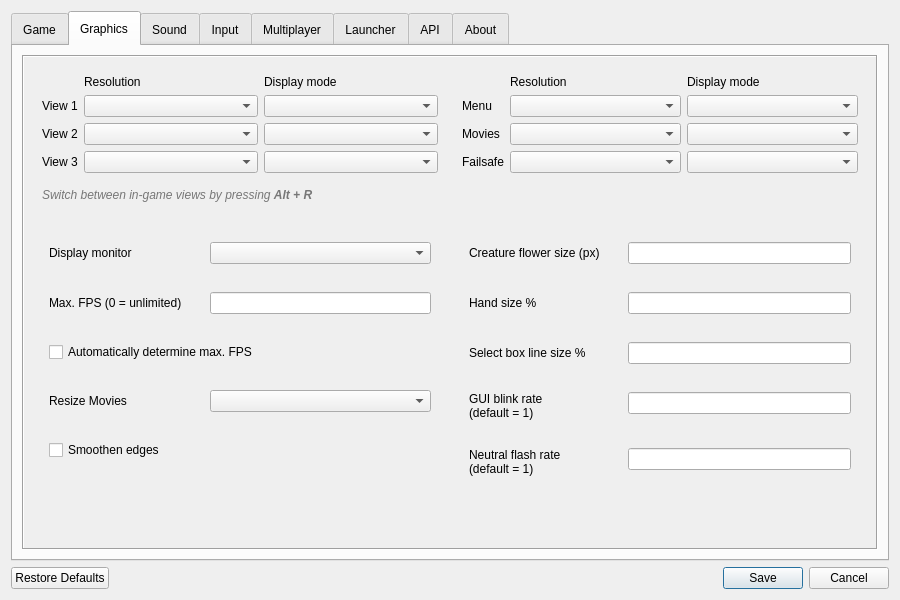
Old version of the form ui/settingsdialog.ui in the repository Alniarez/keeperfx-launcher-qt.
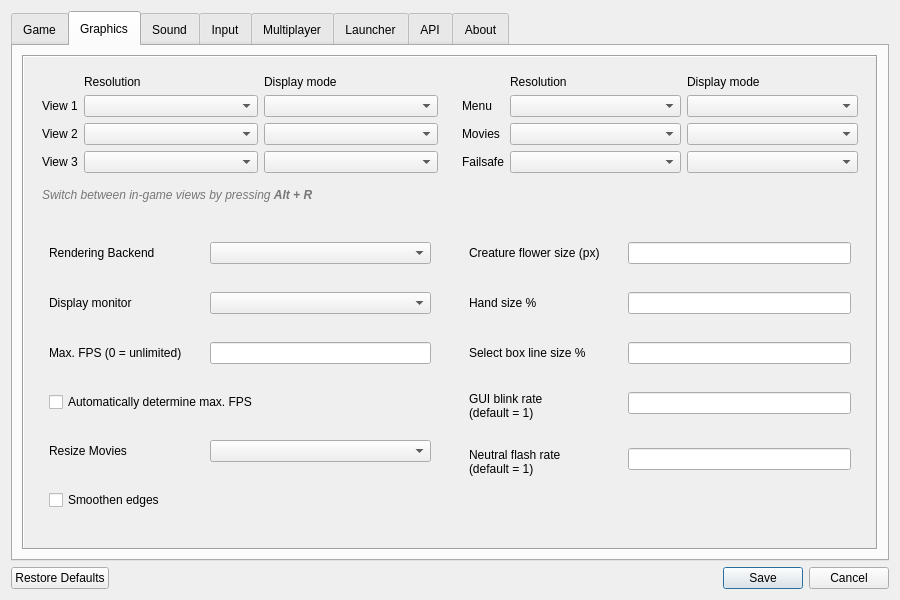
New version of the form. The open tabs and pages were chosen to show the change. Icons and pictures are not drawn.

Commit message: add renderer setting (for opengl)

The edit to the form file:
```diff
--- a/ui/settingsdialog.ui
+++ b/ui/settingsdialog.ui
@@ -313,8 +313,8 @@
            <rect>
             <x>0</x>
             <y>0</y>
-            <width>887</width>
-            <height>548</height>
+            <width>856</width>
+            <height>522</height>
            </rect>
           </property>
           <layout class="QVBoxLayout" name="verticalLayout_2">
@@ -539,50 +539,60 @@
                  <property name="bottomMargin">
                   <number>16</number>
                  </property>
-                 <item row="0" column="0">
+                 <item row="1" column="0">
                   <widget class="QLabel" name="labelDisplayMonitor">
                    <property name="text">
                     <string comment="Dropdown Title Label">Display monitor</string>
                    </property>
                   </widget>
                  </item>
-                 <item row="0" column="1">
+                 <item row="1" column="1">
                   <widget class="QComboBox" name="comboBoxDisplayMonitor"/>
                  </item>
-                 <item row="1" column="0">
+                 <item row="2" column="0">
                   <widget class="QLabel" name="labelMaxFps">
                    <property name="text">
                     <string comment="Textinput Title Label">Max. FPS (0 = unlimited)</string>
                    </property>
                   </widget>
                  </item>
-                 <item row="1" column="1">
+                 <item row="2" column="1">
                   <widget class="QLineEdit" name="lineEditMaxFps"/>
                  </item>
-                 <item row="3" column="0">
+                 <item row="4" column="0">
                   <widget class="QLabel" name="labelResizeMovies">
                    <property name="text">
                     <string comment="Dropdown Title Label">Resize Movies</string>
                    </property>
                   </widget>
                  </item>
-                 <item row="3" column="1">
+                 <item row="4" column="1">
                   <widget class="QComboBox" name="comboBoxResizeMovies"/>
                  </item>
-                 <item row="4" column="0" colspan="2">
+                 <item row="5" column="0" colspan="2">
                   <widget class="QCheckBox" name="checkBoxSmoothenVideo">
                    <property name="text">
                     <string comment="Checkbox Toggle">Smoothen edges</string>
                    </property>
                   </widget>
                  </item>
-                 <item row="2" column="0" colspan="2">
+                 <item row="3" column="0" colspan="2">
                   <widget class="QCheckBox" name="checkBoxAutoDetermineMaxFps">
                    <property name="text">
                     <string comment="Checkbox Toggle">Automatically determine max. FPS</string>
                    </property>
                   </widget>
                  </item>
+                 <item row="0" column="0">
+                  <widget class="QLabel" name="labelRenderer">
+                   <property name="text">
+                    <string>Rendering Backend</string>
+                   </property>
+                  </widget>
+                 </item>
+                 <item row="0" column="1">
+                  <widget class="QComboBox" name="comboBoxRenderer"/>
+                 </item>
                 </layout>
                </widget>
               </item>
```
Left out of the diff: 22 changed lines with no effect on the pictures. The commit also changes 2 other files.
